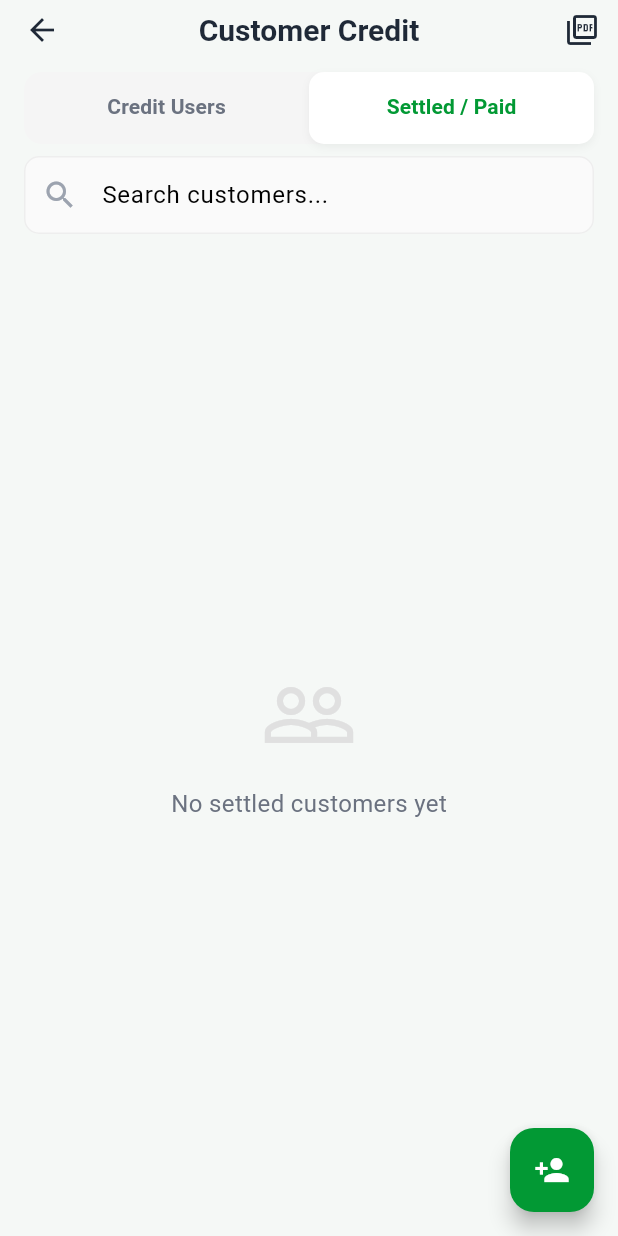
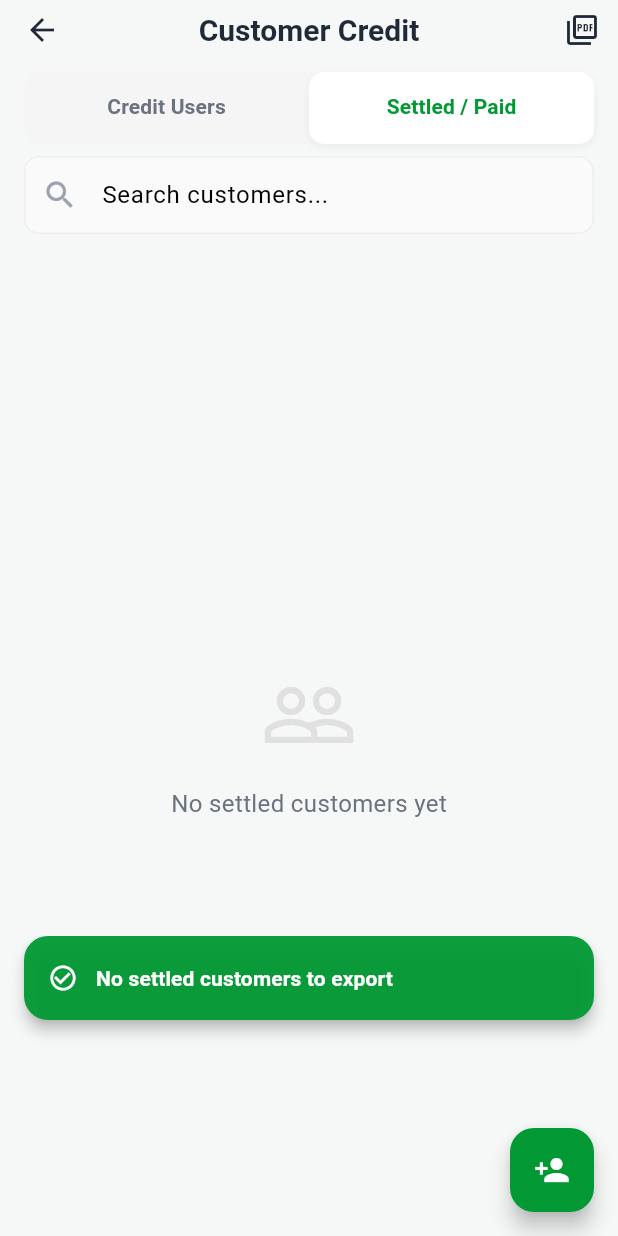
Before and after one commit to dilshan-code/ITP_KANDY_7, a Flutter app: the CreditListScreen screen opened directly, tab 2 chosen, after a tap on the "picture as pdf" icon, on a phone screen of 412 x 824 dp. Run offline on Flutter 3.47's test engine with Material 3 defaults, Android fonts, the light colour scheme and no system bars; our stand-ins replace firebase_auth, firebase_core, fl_chart, flutter_local_notifications, google_fonts, image_picker and 4 more; missing offline and left inert: app_badge_plus, cloudinary_public; accounts and stored records are empty; network calls fail.

Commit message:
Update_credit_list_screen.dart

```diff
--- a/frontend/lib/features/credit/presentation/screens/credit_list_screen.dart
+++ b/frontend/lib/features/credit/presentation/screens/credit_list_screen.dart
@@ -16,7 +16,8 @@ class CreditListScreen extends StatefulWidget {
   State<CreditListScreen> createState() => _CreditListScreenState();
 }
 
-class _CreditListScreenState extends State<CreditListScreen> {
+class _CreditListScreenState extends State<CreditListScreen> with SingleTickerProviderStateMixin {
+  late TabController _tabController;
   final _searchController = TextEditingController();
   final _scrollController = ScrollController();
   String _searchQuery = '';
@@ -27,6 +28,7 @@ class _CreditListScreenState extends State<CreditListScreen> {
     WidgetsBinding.instance.addPostFrameCallback((_) {
       if (mounted) context.read<CreditProvider>().fetchCustomers();
     });
+    _tabController = TabController(length: 2, vsync: this);
     _searchController.addListener(_onSearchChanged);
     _scrollController.addListener(_onScroll);
   }
@@ -46,6 +48,7 @@ class _CreditListScreenState extends State<CreditListScreen> {
 
   @override
   void dispose() {
+    _tabController.dispose();
     _searchController.dispose();
     _scrollController.dispose();
     super.dispose();
@@ -62,9 +65,21 @@ class _CreditListScreenState extends State<CreditListScreen> {
             IconButton(
               icon: const Icon(Icons.picture_as_pdf_outlined),
               onPressed: () {
-                final outstanding = context.read<CreditProvider>().outstandingCustomers;
+                final provider = context.read<CreditProvider>();
+                if (_tabController.index == 0) {
+                  final outstanding = provider.outstandingCustomers;
                   if (outstanding.isNotEmpty) {
                     CreditExportUtils.exportActiveCreditsPdf(outstanding);
+                  } else {
+                    SnackBarUtils.showSnackBar(context, 'No active credit users to export');
+                  }
+                } else {
+                  final settled = provider.settledCustomers;
+                  if (settled.isNotEmpty) {
+                    CreditExportUtils.exportSettledCreditsPdf(settled);
+                  } else {
+                    SnackBarUtils.showSnackBar(context, 'No settled customers to export');
+                  }
                 }
               },
               tooltip: 'Download PDF',
@@ -79,6 +94,7 @@ class _CreditListScreenState extends State<CreditListScreen> {
                 borderRadius: BorderRadius.circular(12),
               ),
               child: TabBar(
+                controller: _tabController,
                 dividerColor: Colors.transparent,
                 indicatorSize: TabBarIndicatorSize.tab,
                 indicator: BoxDecoration(
@@ -103,7 +119,8 @@ class _CreditListScreenState extends State<CreditListScreen> {
             ),
           ),
         ),
-        body: Consumer<CreditProvider>(
+        body: SafeArea(
+          child: Consumer<CreditProvider>(
           builder: (context, provider, _) {
             if (provider.isLoading && provider.customers.isEmpty) {
               return const Center(child: CircularProgressIndicator());
@@ -120,6 +137,7 @@ class _CreditListScreenState extends State<CreditListScreen> {
             }).toList();
 
             return TabBarView(
+              controller: _tabController,
               children: [
                 _buildCustomerList(
                   context,
@@ -136,6 +154,7 @@ class _CreditListScreenState extends State<CreditListScreen> {
               ],
             );
           },
+        ),
       ),
       floatingActionButton: FloatingActionButton(
         heroTag: 'credit_add_customer_btn',
```
Lines whose indentation alone changed are shown as unchanged.
